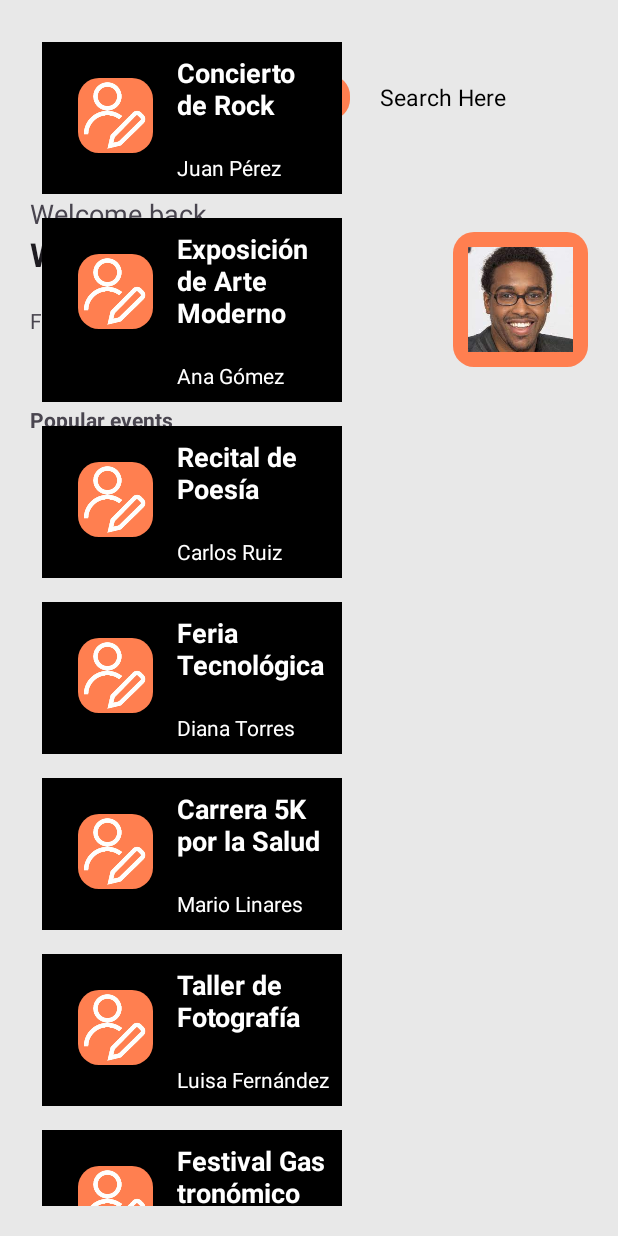
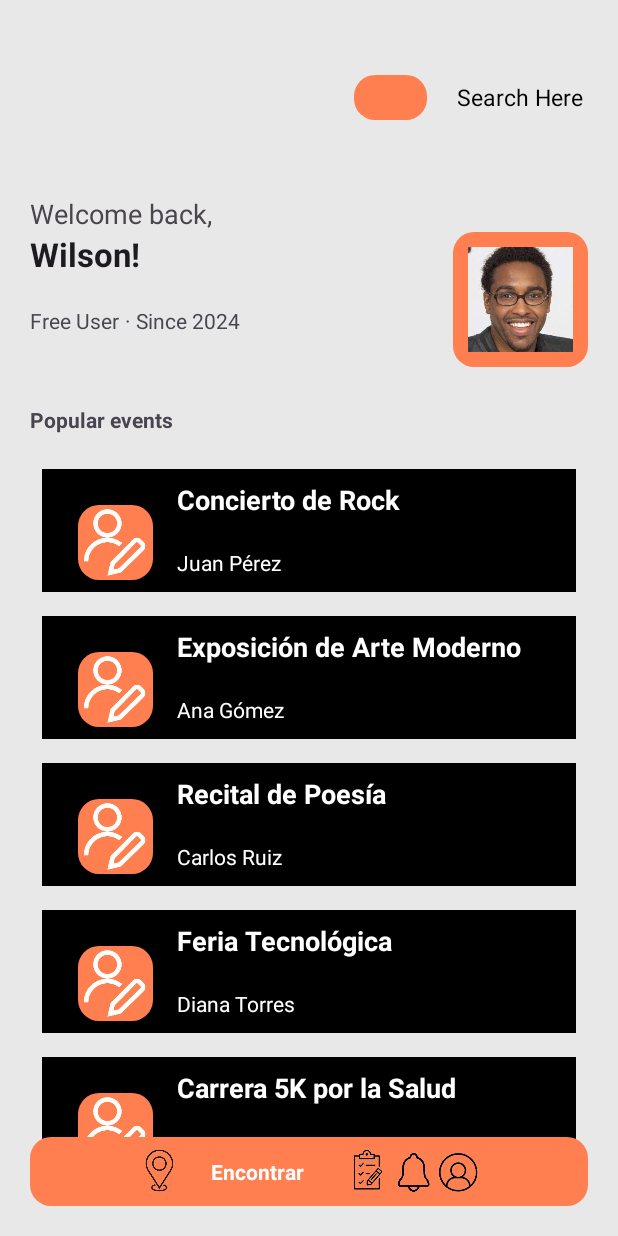
Before and after one commit to Intro-CompuMovil/SpotVibe, an Android app: the Home screen opened directly, with no data from a screen before it, on a phone screen of 412 x 824 dp. Run offline under Robolectric (Android 15) with nearby library versions, the phone set to English and light mode, and no system bars.

Commit message:
Home encontrar

```diff
--- a/app/src/main/res/layout/activity_home.xml
+++ b/app/src/main/res/layout/activity_home.xml
@@ -15,7 +15,7 @@
         >
         <ImageView
             android:id="@+id/imageView"
-            android:layout_width="0dp"
+            android:layout_width="90dp"
             android:layout_height="90dp"
             tools:srcCompat="@drawable/logosinfondo"
             android:layout_weight="1"
@@ -23,7 +23,7 @@
             />
         <ImageView
             android:id="@+id/imageView2"
-            android:layout_width="0dp"
+            android:layout_width="30dp"
             android:layout_height="30dp"
             tools:srcCompat="@drawable/ic_search"
             android:layout_weight="0.15"
@@ -155,7 +155,54 @@
         android:id="@+id/recyclerEvent"
         android:layout_width="match_parent"
         android:layout_height="wrap_content"
+        android:layout_below="@+id/linearl3"
+        android:paddingVertical="10dp"
         />
+
+    <LinearLayout
+        android:id="@+id/floating_bar"
+        android:layout_width="match_parent"
+        android:layout_height="wrap_content"
+        android:layout_alignParentBottom="true"
+        android:background="@drawable/orangebtnradius"
+        android:gravity="center"
+        android:orientation="horizontal"
+        android:padding="8dp">
+
+        <ImageView
+            android:layout_width="30dp"
+            android:layout_height="30dp"
+            android:src="@drawable/ic_map" />
+        <TextView
+            android:paddingHorizontal="20dp"
+            android:layout_width="wrap_content"
+            android:layout_height="30dp"
+            android:layout_marginEnd="8dp"
+            android:drawablePadding="4dp"
+            android:text="Encontrar"
+            android:layout_gravity="center_horizontal"
+            android:gravity="center"
+            android:textColor="@color/white"
+
+            android:textStyle="bold" />
+
+
+        <ImageView
+            android:layout_width="30dp"
+            android:layout_height="30dp"
+            android:src="@drawable/ic_listevent" />
+
+        <ImageView
+            android:layout_width="30dp"
+            android:layout_height="30dp"
+            android:src="@drawable/ic_notification" />
+
+        <ImageView
+            android:layout_width="30dp"
+            android:layout_height="30dp"
+            android:src="@drawable/ic_user" />
+
+    </LinearLayout>
 
 
 </RelativeLayout>
--- a/app/src/main/res/layout/item_event.xml
+++ b/app/src/main/res/layout/item_event.xml
@@ -1,6 +1,6 @@
 <?xml version="1.0" encoding="utf-8"?>
 <RelativeLayout xmlns:android="http://schemas.android.com/apk/res/android"
-    android:layout_width="200dp"
+    android:layout_width="match_parent"
     android:layout_height="wrap_content"
     android:padding="8dp"
     android:background="@color/black"
```
Also changed, not shown: app/src/main/res/drawable/ic_listevent.png (added), app/src/main/res/drawable/ic_map.png (added), app/src/main/res/drawable/ic_notification.png (added), app/src/main/res/drawable/ic_user.png (added).
